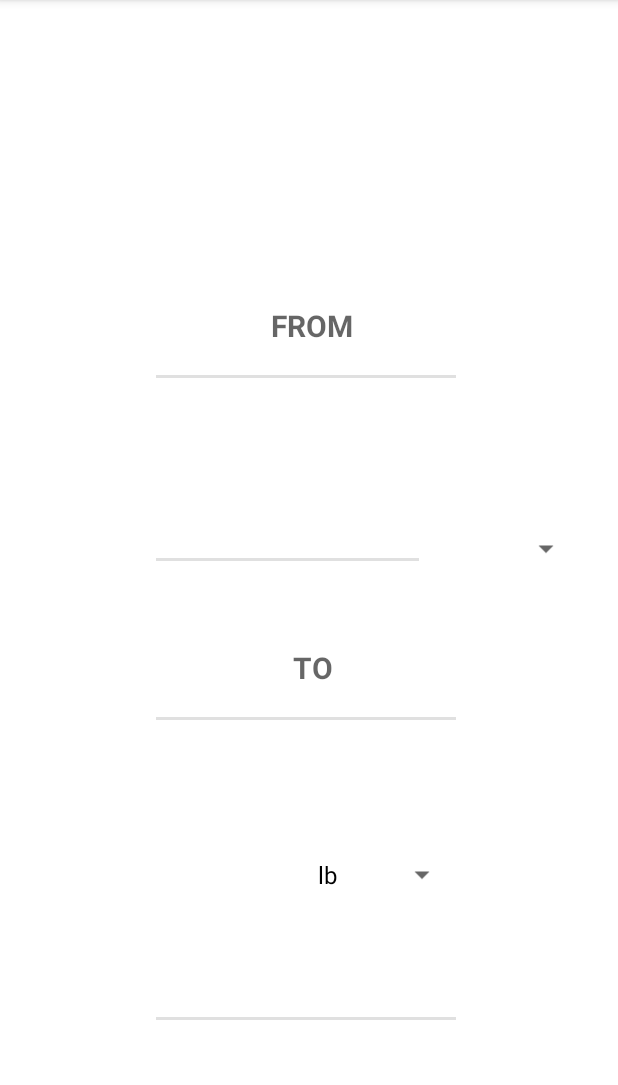
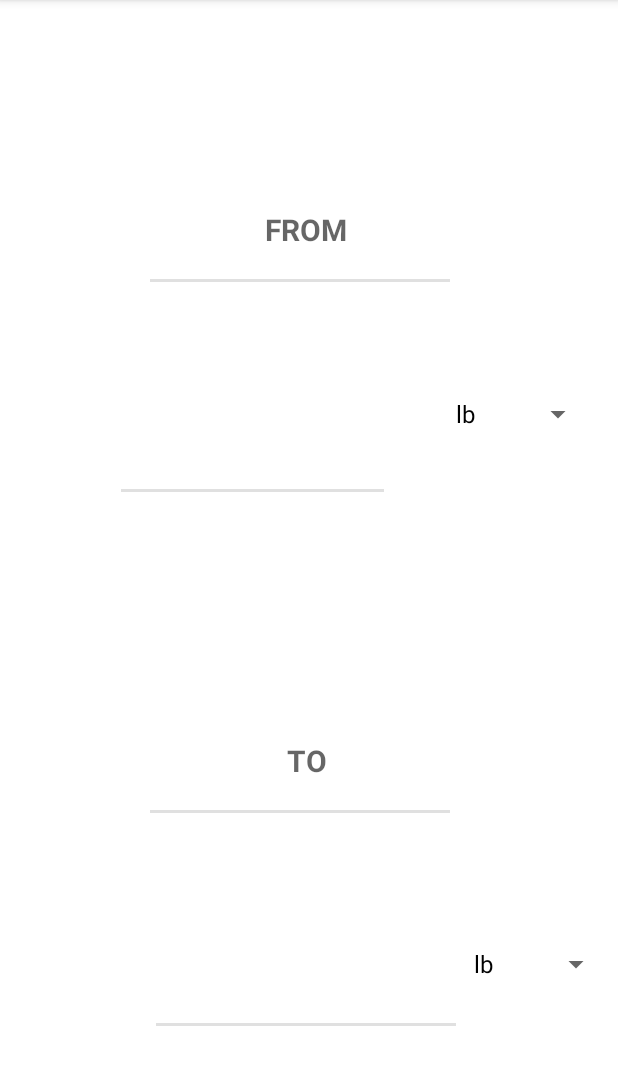
Before and after one commit to armbrustere/kitchen_converter, an Android app: the screen it shows after launch (Conversion_Activity), on a phone screen of 412 x 824 dp, the part 84-1169 px from its top. Run offline under Robolectric (Android 15) with nearby library versions, the phone set to English and light mode, and no system bars; libraries missing offline, so code that uses them is left out: javax.measure.quantity, javax.measure.unit.

Commit message:
Revises the placement of the elements and begins to add a map system between the value of a unit and the text of the unit.

```diff
--- a/app/build.gradle
+++ b/app/build.gradle
@@ -37,4 +37,7 @@ dependencies {
     testImplementation 'junit:junit:4.+'
     androidTestImplementation 'androidx.test.ext:junit:1.1.3'
     androidTestImplementation 'androidx.test.espresso:espresso-core:3.4.0'
+    implementation('org.jscience:jscience:4.3.1') {
+        exclude group: "org.javolution"
+    }
 }
--- a/app/src/main/java/com/ethan/measurement_converter/Conversion_Fragment.java
+++ b/app/src/main/java/com/ethan/measurement_converter/Conversion_Fragment.java
@@ -1,8 +1,6 @@
 package com.ethan.measurement_converter;
 
 import android.os.Bundle;
-import android.text.Editable;
-import android.text.TextWatcher;
 import android.view.KeyEvent;
 import android.view.LayoutInflater;
 import android.view.View;
@@ -16,15 +14,15 @@ import android.widget.TextView;
 import androidx.fragment.app.Fragment;
 
 public class Conversion_Fragment extends Fragment {
-    private EditText convert_from_text;
-    private Spinner unit_from;
-    private TextView result;
-    private Spinner unit_to;
-    private Conversion_Unit cu;
+    private EditText amount_from;
+    private TextView amount_to;
+    private Spinner unit_from, unit_to;
+    private final Conversion_Units cu;
+
 
 
     public Conversion_Fragment() {
-        cu = new Conversion_Unit();
+        cu = new Conversion_Units();
     }
 
 
@@ -39,8 +37,8 @@ public class Conversion_Fragment extends Fragment {
         View v = inflater.inflate(R.layout.fragment_conv, container, false);
 
         //Add references to elements
-        convert_from_text = v.findViewById(R.id.convert_from);
-        result = v.findViewById(R.id.result);
+        amount_from = v.findViewById(R.id.unit1);
+        amount_to = v.findViewById(R.id.unit2);
         unit_from = v.findViewById(R.id.unit_from);
         unit_to = v.findViewById(R.id.unit_to);
 
@@ -52,7 +50,7 @@ public class Conversion_Fragment extends Fragment {
         unit_to.setAdapter(adapter);
 
         //Add listeners to elements
-        convert_from_text.setOnEditorActionListener(this::onEditorAction);
+        amount_from.setOnEditorActionListener(this::onEditorAction);
 
 
         return v;
@@ -60,7 +58,6 @@ public class Conversion_Fragment extends Fragment {
 
     public boolean onEditorAction(TextView v, int actionId, KeyEvent event) {
         int keyCode = -1;
-        double kgtoLB = cu.getKg_perLb();
         if (event != null) {
             keyCode = event.getKeyCode();
         }
@@ -75,27 +72,35 @@ public class Conversion_Fragment extends Fragment {
         return false;
     }
 
+
     private void convert() {
-        String from_numString = convert_from_text.getText().toString();
-        double from_numDoub;
-        double doubResult;
-        double kgtoLB;
+        String amount_fromString = amount_from.getText().toString();
+        double amount_from;
+
+        double result;
+        double kgtoLB = cu.getKg_perLb();
         String test;
 
-        if (from_numString.equals("")) {
-            from_numDoub = 0;
+
+        if (amount_fromString.equals("")) {
+            amount_from = 0;
         } else {
-            from_numDoub = Double.parseDouble(from_numString);
+            amount_from = Double.parseDouble(amount_fromString);
         }
 
+        //Amount<? extends Quantity> from =Amount.valueOf(from_numDoub, kgtoLB);
+       // Amount<? extends Quantity> to;
 
         //Convert units
-        if (unit_from.getSelectedItem().toString().equals("lb") && unit_to.getSelectedItem().toString().equals("kg")) {
-            kgtoLB = cu.getKg_perLb();
-            doubResult = (from_numDoub * kgtoLB);
-            test = String.format(String.valueOf(doubResult), "%.2f");
-            result.setText(test);
-           // result.setText(doubResult.f);
+        if (unit_from.getSelectedItem().toString().equals("kg")  && unit_to.getSelectedItem().toString().equals("lb") ) {
+            //kgtoLB = Conversion_Units.UNITS.get(0);
+            //to = kgtoLB.times(from_numDoub);
+
+            result = (amount_from * kgtoLB);
+            test = String.format(String.valueOf(result), "%.2f");
+            amount_to.setText(test);
+            System.out.println(test);
+
 
         }
     }
--- a/app/src/main/java/com/ethan/measurement_converter/Conversion_Unit.java
+++ /dev/null
@@ -1,14 +0,0 @@
-package com.ethan.measurement_converter;
-
-public class Conversion_Unit {
-    public double kg_perLb;
-
-
-    public Conversion_Unit() {
-        kg_perLb = 0.45359237;
-
-    }
-
-    public double getKg_perLb() {return kg_perLb; }
-
-}
--- /dev/null
+++ b/app/src/main/java/com/ethan/measurement_converter/Conversion_Units.java
@@ -0,0 +1,43 @@
+package com.ethan.measurement_converter;
+
+import androidx.annotation.RequiresApi;
+
+import java.util.List;
+
+import javax.measure.quantity.Quantity;
+import javax.measure.quantity.Volume;
+import javax.measure.unit.NonSI;
+import javax.measure.unit.SI;
+import javax.measure.unit.Unit;
+
+public class Conversion_Units {
+    public double kg_perLb;
+    public double ounce_perL;
+    public static final Unit<Volume> TABLESPOON_US = NonSI.OUNCE_LIQUID_US.divide(2);
+    public static final Unit<Volume> CUP_US = NonSI.OUNCE_LIQUID_US.times(8);
+
+
+    @RequiresApi(30)
+    public static final List<Unit<? extends Quantity>> UNITS = List.of(
+            TABLESPOON_US,
+            CUP_US,
+            SI.KILOGRAM,
+            NonSI.POUND
+    );
+
+
+
+    public Conversion_Units() {
+        //Dry Measurements
+        kg_perLb = 0.45359237;
+
+
+        //Liquid Measurements
+        ounce_perL = 33.8140227018;
+    }
+
+    public double getKg_perLb() {
+        return kg_perLb;
+    }
+
+}
--- a/app/src/main/res/layout/fragment_conv.xml
+++ b/app/src/main/res/layout/fragment_conv.xml
@@ -1,93 +1,113 @@
 <?xml version="1.0" encoding="utf-8"?>
 
-<androidx.constraintlayout.widget.ConstraintLayout xmlns:android="http://schemas.android.com/apk/res/android"
+<LinearLayout xmlns:android="http://schemas.android.com/apk/res/android"
+    xmlns:app="http://schemas.android.com/apk/res-auto"
     xmlns:tools="http://schemas.android.com/tools"
     android:layout_width="match_parent"
     android:layout_height="match_parent"
+    android:orientation="vertical"
     tools:ignore="HardcodedText">
 
-    <GridLayout
-        android:id="@+id/GridLayout1"
+    <androidx.constraintlayout.widget.ConstraintLayout
         android:layout_width="match_parent"
-        android:layout_height="match_parent"
-        android:columnCount="3"
-        android:rowCount="4"
-        android:useDefaultMargins="true"
-        tools:context=".GridXMLActivity">
+        android:layout_height="0dp"
+        android:layout_weight="2"
+        android:orientation="vertical"
+        android:useDefaultMargins="true">
+
 
         <TextView
             android:id="@+id/text_from"
             style="?android:listSeparatorTextViewStyle"
             android:layout_width="200dp"
             android:layout_height="70dp"
-            android:layout_row="1"
-            android:layout_column="0"
+            android:layout_marginBottom="152dp"
             android:text="From"
             android:textAlignment="center"
             android:textSize="20sp"
+
             android:translationX="100dp"
-            android:translationY="100dp" />
+
+            android:translationY="100dp"
+            app:layout_constraintBottom_toTopOf="@+id/unit1"
+            app:layout_constraintEnd_toEndOf="parent"
+            app:layout_constraintHorizontal_bias="0.0"
+            app:layout_constraintStart_toStartOf="parent"
+            app:layout_constraintTop_toTopOf="parent" />
 
         <Spinner
             android:id="@+id/unit_from"
-            android:layout_width="70dp"
+            android:layout_width="100dp"
             android:layout_height="40dp"
-            android:layout_row="0"
-            android:layout_column="2"
+            android:layout_marginTop="256dp"
+            android:layout_marginEnd="16dp"
             android:spinnerMode="dropdown"
-            android:translationX="-20dp"
-            android:translationY="325dp" />
+            app:layout_constraintEnd_toEndOf="parent"
+            app:layout_constraintTop_toTopOf="parent" />
 
         <EditText
-            android:id="@+id/convert_from"
+            android:id="@+id/unit1"
             style="?android:listSeparatorTextViewStyle"
             android:layout_width="175dp"
             android:layout_height="70dp"
-            android:layout_row="0"
-            android:layout_column="0"
-            android:autofillHints="Quanitiy"
+            android:layout_marginEnd="40dp"
+            android:layout_marginBottom="56dp"
+            android:autofillHints="Quantity"
+            android:inputType="number"
             android:textAlignment="center"
             android:textSize="20sp"
-            android:translationX="100dp"
-            android:translationY="300dp"
-            android:inputType= "number"
+            app:layout_constraintBottom_toBottomOf="parent"
+            app:layout_constraintEnd_toStartOf="@+id/unit_from"
+            app:layout_constraintHorizontal_bias="1.0"
+            app:layout_constraintStart_toStartOf="parent"
             tools:ignore="LabelFor" />
+    </androidx.constraintlayout.widget.ConstraintLayout>
+
+    <androidx.constraintlayout.widget.ConstraintLayout
+        android:layout_width="match_parent"
+        android:layout_height="0dp"
+        android:layout_weight="2"
+        android:orientation="vertical"
+        android:useDefaultMargins="true">
 
         <TextView
             android:id="@+id/text_to"
             style="?android:listSeparatorTextViewStyle"
             android:layout_width="200dp"
             android:layout_height="70dp"
-            android:layout_row="2"
-            android:layout_column="0"
+            android:layout_marginStart="100dp"
+            android:layout_marginTop="88dp"
             android:text="To"
             android:textAlignment="center"
             android:textSize="20sp"
-            android:translationX="100dp"
-            android:translationY="250dp" />
+            app:layout_constraintBottom_toTopOf="@+id/unit2"
+            app:layout_constraintStart_toStartOf="parent"
+            app:layout_constraintTop_toTopOf="parent"
+            app:layout_constraintVertical_bias="0.0" />
 
         <Spinner
             android:id="@+id/unit_to"
-            android:layout_width="101dp"
+            android:layout_width="100dp"
             android:layout_height="40dp"
-            android:layout_row="3"
-            android:layout_column="0"
-            android:translationX="200dp"
-            android:translationY="325dp" />
+            android:layout_marginEnd="4dp"
+            app:layout_constraintBottom_toBottomOf="parent"
+            app:layout_constraintEnd_toEndOf="parent"
+            app:layout_constraintTop_toTopOf="parent"
+            app:layout_constraintVertical_bias="0.693" />
 
         <TextView
-            android:id="@+id/result"
+            android:id="@+id/unit2"
             style="?android:listSeparatorTextViewStyle"
             android:layout_width="200dp"
             android:layout_height="70dp"
-            android:layout_row="2"
-            android:layout_column="0"
+            android:layout_marginEnd="4dp"
+            android:layout_marginBottom="84dp"
             android:text=""
             android:textAlignment="center"
             android:textSize="20sp"
-            android:translationX="100dp"
-            android:translationY="450dp" />
+            app:layout_constraintBottom_toBottomOf="parent"
+            app:layout_constraintEnd_toStartOf="@+id/unit_to" />
 
+    </androidx.constraintlayout.widget.ConstraintLayout>
 
-    </GridLayout>
-</androidx.constraintlayout.widget.ConstraintLayout>
+</LinearLayout>
--- a/app/src/main/res/values/strings.xml
+++ b/app/src/main/res/values/strings.xml
@@ -4,5 +4,7 @@
     <string-array name="units_of_measurement">
         <item>lb</item>
         <item>kg</item>
+        <item>tbsp</item>
+        <item>cup</item>
     </string-array>
 </resources>
--- /dev/null
+++ b/app/src/main/res/values/styles.xml
@@ -0,0 +1,13 @@
+<?xml version="1.0" encoding="utf-8"?>
+<resources>
+
+    <style name="Row">
+        <item name="android:layout_width">match_parent</item>
+        <item name="android:layout_height">match_parent</item>
+        <item name="android:layout_weight">1</item>
+        <item name="android:layout_gravity">bottom</item>
+        <item name="android:orientation">horizontal</item>
+    </style>
+
+
+</resources>
```
